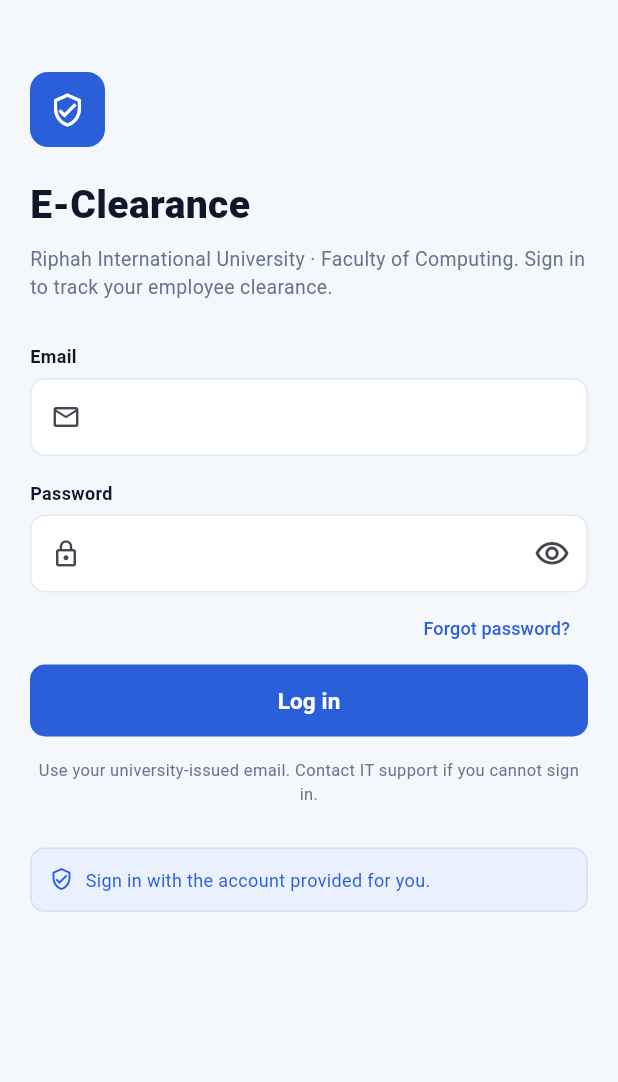
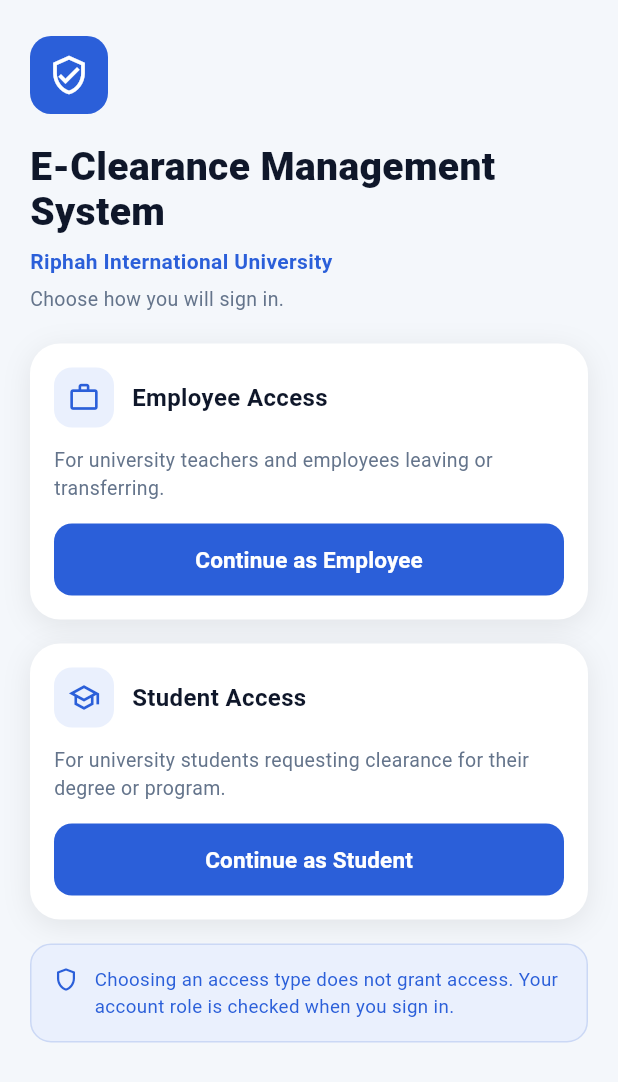
Before and after one commit to ibad-r/e-clearance-mobile, a Flutter app: the screen it shows after launch, on a phone screen of 412 x 824 dp. Shown: the top 1082 px of the screen. Run offline on Flutter 3.47's test engine with Material 3 defaults, Android fonts, the phone set to English and light mode, and no system bars; our stand-ins replace flutter_secure_storage; accounts and stored records are empty.

Commit message:
feat: add role selection screen and student login route

```diff
--- a/lib/core/routes.dart
+++ b/lib/core/routes.dart
@@ -5,8 +5,14 @@
 import '../features/clearance/screens/review_screen.dart';
 import '../features/clearance/screens/success_screen.dart';
 import '../features/clearance/screens/progress_screen.dart';
+import '../features/role_selection/role_selection_screen.dart';
+import '../features/student/screens/student_login_screen.dart';
 
 class AppRoutes {
+  // Shared entry
+  static const roleSelection = '/role-selection';
+
+  // Employee (unchanged)
   static const login = '/';
   static const dashboard = '/dashboard';
   static const newClearance = '/clearance/new';
@@ -15,12 +21,17 @@
   static const activeDashboard = '/dashboard/active';
   static const progress = '/clearance/progress';
 
+  // Student
+  static const studentLogin = '/student/login';
+
   static Map<String, WidgetBuilder> get table => {
+    roleSelection: (_) => const RoleSelectionScreen(),
     login: (_) => const LoginScreen(),
     dashboard: (_) => const DashboardScreen(),
     newClearance: (_) => const NewClearanceScreen(),
     review: (_) => const ReviewScreen(),
     success: (_) => const SuccessScreen(),
     progress: (_) => const ProgressScreen(),
+    studentLogin: (_) => const StudentLoginScreen(),
   };
 }
--- /dev/null
+++ b/lib/features/role_selection/role_selection_screen.dart
@@ -0,0 +1,188 @@
+import 'package:flutter/material.dart';
+import '../../core/routes.dart';
+import '../../core/theme/app_theme.dart';
+
+class RoleSelectionScreen extends StatelessWidget {
+  const RoleSelectionScreen({super.key});
+
+  @override
+  Widget build(BuildContext context) {
+    return Scaffold(
+      body: SafeArea(
+        child: SingleChildScrollView(
+          padding: const EdgeInsets.fromLTRB(20, 24, 20, 24),
+          child: Column(
+            crossAxisAlignment: CrossAxisAlignment.start,
+            children: [
+              Container(
+                width: 52,
+                height: 52,
+                decoration: BoxDecoration(
+                  color: AppTheme.primary,
+                  borderRadius: BorderRadius.circular(14),
+                ),
+                child: const Icon(Icons.verified_user_outlined,
+                    color: Colors.white, size: 28),
+              ),
+              const SizedBox(height: 20),
+              const Text(
+                'E-Clearance Management System',
+                style: TextStyle(
+                  fontSize: 26,
+                  fontWeight: FontWeight.w800,
+                  color: AppTheme.textDark,
+                  height: 1.15,
+                ),
+              ),
+              const SizedBox(height: 8),
+              const Text(
+                'Riphah International University',
+                style: TextStyle(
+                  fontSize: 14,
+                  fontWeight: FontWeight.w600,
+                  color: AppTheme.primary,
+                ),
+              ),
+              const SizedBox(height: 6),
+              const Text(
+                'Choose how you will sign in.',
+                style: TextStyle(fontSize: 13, color: AppTheme.textMuted),
+              ),
+              const SizedBox(height: 20),
+              _AccessCard(
+                icon: Icons.work_outline,
+                title: 'Employee Access',
+                description:
+                'For university teachers and employees leaving or transferring.',
+                buttonLabel: 'Continue as Employee',
+                onPressed: () => Navigator.pushNamed(context, AppRoutes.login),
+              ),
+              const SizedBox(height: 16),
+              _AccessCard(
+                icon: Icons.school_outlined,
+                title: 'Student Access',
+                description:
+                'For university students requesting clearance for their degree or program.',
+                buttonLabel: 'Continue as Student',
+                onPressed: () =>
+                    Navigator.pushNamed(context, AppRoutes.studentLogin),
+              ),
+              const SizedBox(height: 16),
+              Container(
+                padding: const EdgeInsets.all(14),
+                decoration: BoxDecoration(
+                  color: AppTheme.infoBg,
+                  borderRadius: BorderRadius.circular(14),
+                  border: Border.all(color: const Color(0xFFCBD8F5)),
+                ),
+                child: const Row(
+                  crossAxisAlignment: CrossAxisAlignment.start,
+                  children: [
+                    Icon(Icons.shield_outlined,
+                        size: 18, color: AppTheme.primary),
+                    SizedBox(width: 10),
+                    Expanded(
+                      child: Text(
+                        'Choosing an access type does not grant access. '
+                            'Your account role is checked when you sign in.',
+                        style: TextStyle(
+                            fontSize: 12.5, color: AppTheme.primary),
+                      ),
+                    ),
+                  ],
+                ),
+              ),
+            ],
+          ),
+        ),
+      ),
+    );
+  }
+}
+
+class _AccessCard extends StatelessWidget {
+  const _AccessCard({
+    required this.icon,
+    required this.title,
+    required this.description,
+    required this.buttonLabel,
+    required this.onPressed,
+  });
+
+  final IconData icon;
+  final String title;
+  final String description;
+  final String buttonLabel;
+  final VoidCallback onPressed;
+
+  @override
+  Widget build(BuildContext context) {
+    return Container(
+      padding: const EdgeInsets.all(16),
+      decoration: BoxDecoration(
+        color: Colors.white,
+        borderRadius: BorderRadius.circular(20),
+        boxShadow: const [
+          BoxShadow(
+            color: Color(0x14000000),
+            blurRadius: 16,
+            offset: Offset(0, 4),
+          ),
+        ],
+      ),
+      child: Column(
+        crossAxisAlignment: CrossAxisAlignment.start,
+        children: [
+          Row(
+            children: [
+              Container(
+                width: 40,
+                height: 40,
+                decoration: BoxDecoration(
+                  color: AppTheme.infoBg,
+                  borderRadius: BorderRadius.circular(12),
+                ),
+                child: Icon(icon, color: AppTheme.primary, size: 22),
+              ),
+              const SizedBox(width: 12),
+              Text(
+                title,
+                style: const TextStyle(
+                  fontSize: 16,
+                  fontWeight: FontWeight.w700,
+                  color: AppTheme.textDark,
+                ),
+              ),
+            ],
+          ),
+          const SizedBox(height: 12),
+          Text(
+            description,
+            style: const TextStyle(fontSize: 13, color: AppTheme.textMuted),
+          ),
+          const SizedBox(height: 14),
+          SizedBox(
+            width: double.infinity,
+            height: 48,
+            child: ElevatedButton(
+              onPressed: onPressed,
+              style: ElevatedButton.styleFrom(
+                backgroundColor: AppTheme.primary,
+                foregroundColor: Colors.white,
+                elevation: 0,
+                shape: RoundedRectangleBorder(
+                  borderRadius: BorderRadius.circular(12),
+                ),
+              ),
+              child: Text(
+                buttonLabel,
+                style: const TextStyle(
+                    fontSize: 15, fontWeight: FontWeight.w700),
+              ),
+            ),
+          ),
+        ],
+      ),
+    );
+  }
+}
--- /dev/null
+++ b/lib/features/student/screens/student_login_screen.dart
@@ -0,0 +1,13 @@
+import 'package:flutter/material.dart';
+
+class StudentLoginScreen extends StatelessWidget {
+  const StudentLoginScreen({super.key});
+
+  @override
+  Widget build(BuildContext context) {
+    return Scaffold(
+      appBar: AppBar(title: const Text('Student Login')),
+      body: const Center(child: Text('Student Login (coming next)')),
+    );
+  }
+}
--- a/lib/main.dart
+++ b/lib/main.dart
@@ -34,7 +34,7 @@
       await _state.restoreSession().timeout(const Duration(seconds: 20));
     } catch (_) {
       // The saved session could not be confirmed (no network, server down).
-      // Start from the login screen instead of guessing.
+      // Start from the role selection screen instead of guessing.
       try {
         await _state.logout();
       } catch (_) {}
@@ -44,14 +44,14 @@
     setState(() => _ready = true);
   }
 
-  /// When the server says the token has expired, return to the login screen.
+  /// When the server says the token has expired, return to role selection.
   void _onStateChanged() {
     if (!_state.sessionExpired) return;
     _state.sessionExpired = false;
     if (!_ready) return;
     WidgetsBinding.instance.addPostFrameCallback((_) {
-      _navigatorKey.currentState
-          ?.pushNamedAndRemoveUntil(AppRoutes.login, (route) => false);
+      _navigatorKey.currentState?.pushNamedAndRemoveUntil(
+          AppRoutes.roleSelection, (route) => false);
       _messengerKey.currentState?.showSnackBar(
         const SnackBar(
           content: Text('Your session has expired. Please log in again.'),
@@ -77,8 +77,9 @@
         theme: AppTheme.light,
         navigatorKey: _navigatorKey,
         scaffoldMessengerKey: _messengerKey,
-        initialRoute:
-        _state.employee == null ? AppRoutes.login : AppRoutes.dashboard,
+        initialRoute: _state.employee == null
+            ? AppRoutes.roleSelection
+            : AppRoutes.dashboard,
         routes: AppRoutes.table,
         // Shows a spinner until the saved session has been checked.
         builder: (context, child) => _ready
```
